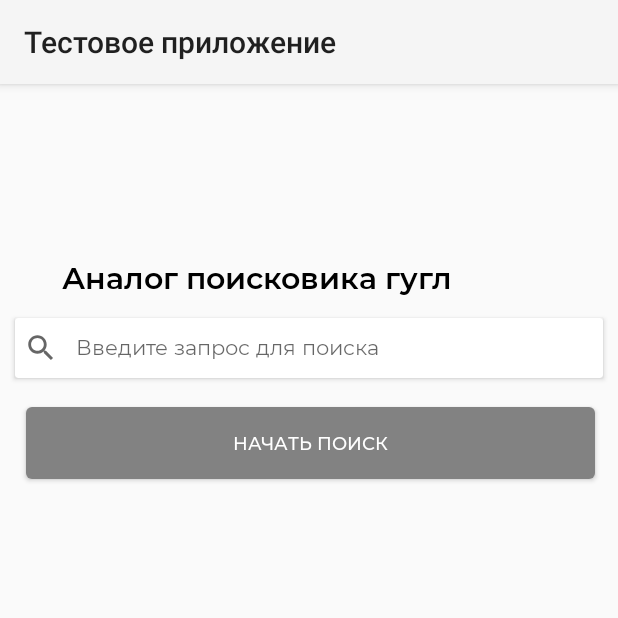
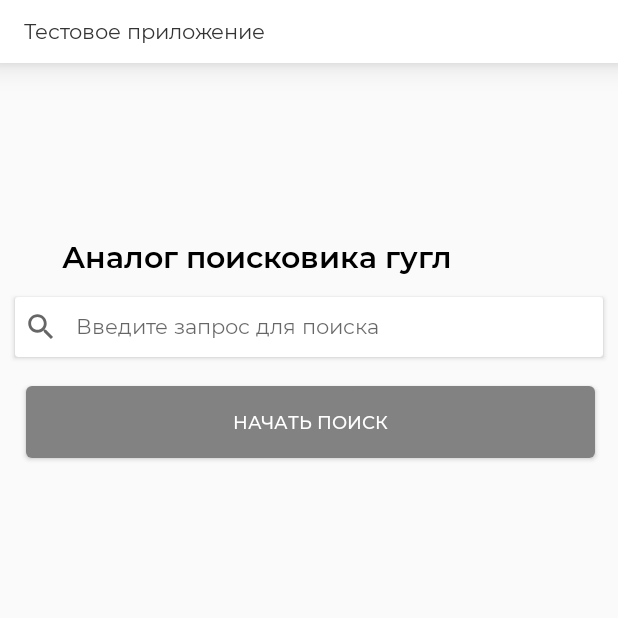
Before and after one commit to Vadi599/Google-Custom-Search, an Android app: the screen it shows after launch (MainActivity), on a phone screen of 412 x 824 dp, the top half of it. Run offline under Robolectric (Android 15) with nearby library versions, the phone set to English and light mode, and no system bars.

Commit message:
added custom toolbar and some changes in mainActivity, ResultsAdapter, MainContract, ApiService, AppApiClient, SearchingResultsContract, SearchingResultsFragment, SearchingResultsPresenter.

```diff
--- a/app/build.gradle
+++ b/app/build.gradle
@@ -48,6 +48,8 @@ dependencies {
     implementation 'io.reactivex.rxjava2:rxandroid:2.1.1'
     implementation 'androidx.legacy:legacy-support-v4:1.0.0'
 
+    implementation 'com.github.bumptech.glide:glide:4.6.1'
+
     testImplementation 'junit:junit:4.+'
     androidTestImplementation 'androidx.test.ext:junit:1.1.2'
     androidTestImplementation 'androidx.test.espresso:espresso-core:3.3.0'
--- a/app/src/main/AndroidManifest.xml
+++ b/app/src/main/AndroidManifest.xml
@@ -12,7 +12,7 @@
         android:label="@string/app_name"
         android:roundIcon="@mipmap/ic_launcher_round"
         android:supportsRtl="true"
-        android:theme="@style/Theme.Design.Light">
+        android:theme="@style/Theme.JuniorTest">
         <activity android:name=".main.MainActivity">
             <intent-filter>
                 <action android:name="android.intent.action.MAIN" />
--- a/app/src/main/java/com/example/juniortest/main/MainActivity.kt
+++ b/app/src/main/java/com/example/juniortest/main/MainActivity.kt
@@ -2,22 +2,39 @@ package com.example.juniortest.main
 
 import androidx.appcompat.app.AppCompatActivity
 import android.os.Bundle
+import android.view.View
+import android.widget.Button
+import android.widget.Toast
+import androidx.appcompat.widget.Toolbar
+import androidx.fragment.app.Fragment
 import com.example.juniortest.R
+import com.example.juniortest.searching_results.SearchingResultsFragment
 
-class MainActivity : AppCompatActivity() {
+class MainActivity : AppCompatActivity(), MainContract.View {
 
 
     override fun onCreate(savedInstanceState: Bundle?) {
         super.onCreate(savedInstanceState)
         setContentView(R.layout.activity_main)
-        /*val btnSearch = findViewById<View>(R.id.btn_start_searching) as Button
-        btnSearch.setOnClickListener(View.OnClickListener {
-            val fragment =
-                SearchingResultsFragment
-            val transaction = supportFragmentManager.beginTransaction()
-            transaction.add(R.id.container, fragment as Fragment)
-            transaction.addToBackStack(null)
-            transaction.commit()
-        })*/
+        val toolbar = findViewById<View>(R.id.toolbar) as Toolbar
+        setSupportActionBar(toolbar)
+        val btnSearch = findViewById<View>(R.id.btn_start_searching) as Button
+        btnSearch.setOnClickListener {
+            showSearchingResults()
+            showMessage()
+        }
+    }
+
+    override fun showMessage() {
+        Toast.makeText(this@MainActivity,"Поиск результатов запроса", Toast.LENGTH_SHORT).show()
+    }
+
+    override fun showSearchingResults() {
+         val fragment =
+                   SearchingResultsFragment
+               val transaction = supportFragmentManager.beginTransaction()
+               transaction.add(R.id.container, fragment)
+               transaction.addToBackStack(null)
+               transaction.commit()
     }
 }
--- a/app/src/main/java/com/example/juniortest/main/MainContract.kt
+++ b/app/src/main/java/com/example/juniortest/main/MainContract.kt
@@ -1,4 +1,11 @@
 package com.example.juniortest.main
 
 interface MainContract {
+
+    interface View {
+
+        fun showMessage()
+
+        fun showSearchingResults()
+    }
 }
--- a/app/src/main/java/com/example/juniortest/main/MainPresenter.kt
+++ /dev/null
@@ -1,4 +0,0 @@
-package com.example.juniortest.main
-
-class MainPresenter {
-}
--- a/app/src/main/java/com/example/juniortest/network/ApiService.kt
+++ b/app/src/main/java/com/example/juniortest/network/ApiService.kt
@@ -1,6 +1,7 @@
 package com.example.juniortest.network
 
 import com.example.juniortest.model.Results
+import io.reactivex.Single
 import retrofit2.Call
 import retrofit2.http.GET
 import retrofit2.http.Query
@@ -11,5 +12,5 @@ interface ApiService {
         @Query("key") myApiKey: String?,
         @Query("cx") myIdAccess: String?,
         @Query("q") myQuery: String?
-    ): Call<List<Results?>?>?
+    ): Single<List<Results?>?>?
 }
--- a/app/src/main/java/com/example/juniortest/network/AppApiClient.kt
+++ b/app/src/main/java/com/example/juniortest/network/AppApiClient.kt
@@ -1,10 +1,11 @@
 package com.example.juniortest.network
 
 import com.example.juniortest.model.Results
+import io.reactivex.Single
 import retrofit2.Call
 
 class AppApiClient {
-    val results: Call<List<Results?>?>?
+    val results: Single<List<Results?>?>?
         get() = ServiceGenerator.apiService.getResults(
             myApiKey = "AIzaSyC3dQDrC-QQlvr5E5_tgMCX_OJbJKGkSmY",
             myIdAccess = "ed4f51c91f68e70ec",
--- a/app/src/main/res/layout/activity_main.xml
+++ b/app/src/main/res/layout/activity_main.xml
@@ -5,6 +5,8 @@
     android:layout_height="match_parent"
     android:orientation="vertical"
     tools:context=".main.MainActivity">
+
+    <include layout="@layout/toolbar" />
 
     <TextView
         android:layout_width="wrap_content"
--- /dev/null
+++ b/app/src/main/res/layout/toolbar.xml
@@ -0,0 +1,19 @@
+<?xml version="1.0" encoding="utf-8"?>
+<androidx.appcompat.widget.Toolbar
+    xmlns:android="http://schemas.android.com/apk/res/android"
+    android:id="@+id/toolbar"
+    android:layout_width="match_parent"
+    android:elevation="12dp"
+    android:layout_height="42dp"
+    android:theme="@style/ThemeOverlay.AppCompat.Dark.ActionBar"
+    android:background="@color/white">
+
+    <TextView
+        android:layout_width="match_parent"
+        android:layout_height="wrap_content"
+        android:textSize="14sp"
+        android:textColor="#333333"
+        android:fontFamily="@font/montserrat_regular"
+        android:text="@string/test_application"/>
+
+</androidx.appcompat.widget.Toolbar>
--- a/app/src/main/res/values-night/themes.xml
+++ b/app/src/main/res/values-night/themes.xml
@@ -1,6 +1,6 @@
 <resources xmlns:tools="http://schemas.android.com/tools">
     <!-- Base application theme. -->
-    <style name="Theme.JuniorTest" parent="Theme.MaterialComponents.DayNight.DarkActionBar">
+    <style name="Theme.JuniorTest" parent="Theme.Design.Light.NoActionBar">
         <!-- Primary brand color. -->
         <item name="colorPrimary">@color/purple_200</item>
         <item name="colorPrimaryVariant">@color/purple_700</item>
--- a/app/src/main/res/values/strings.xml
+++ b/app/src/main/res/values/strings.xml
@@ -6,4 +6,6 @@
     <!-- TODO: Remove or change this placeholder text -->
     <string name="hello_blank_fragment">Hello blank fragment</string>
     <string name="managed_to_find">Вот что удалось найти:</string>
+    <string name="test_application">Тестовое приложение</string>
+    <string name="thumbnail">thumbnail</string>
 </resources>
--- a/app/src/main/res/values/themes.xml
+++ b/app/src/main/res/values/themes.xml
@@ -1,6 +1,6 @@
 <resources xmlns:tools="http://schemas.android.com/tools">
     <!-- Base application theme. -->
-    <style name="Theme.JuniorTest" parent="Theme.Design.Light">
+    <style name="Theme.JuniorTest" parent="Theme.Design.Light.NoActionBar">
         <!-- Primary brand color. -->
         <item name="colorPrimary">@color/purple_500</item>
         <item name="colorPrimaryVariant">@color/purple_700</item>
@@ -13,4 +13,6 @@
         <item name="android:statusBarColor" tools:targetApi="l">?attr/colorPrimaryVariant</item>
         <!-- Customize your theme here. -->
     </style>
+    <style name="toolbarTheme" parent="@style/ThemeOverlay.AppCompat.Dark.ActionBar">
+    </style>
 </resources>
```
Also changed, not shown: app/src/main/java/com/example/juniortest/adapter/ResultsAdapter.kt (+7 -1 lines), app/src/main/java/com/example/juniortest/searching_results/SearchingResultsContract.kt (+12 -0 lines), app/src/main/java/com/example/juniortest/searching_results/SearchingResultsFragment.kt (+9 -6 lines), app/src/main/java/com/example/juniortest/searching_results/SearchingResultsPresenter.kt (+28 -1 lines), app/src/main/res/layout/list_item_result.xml (+4 -3 lines).
